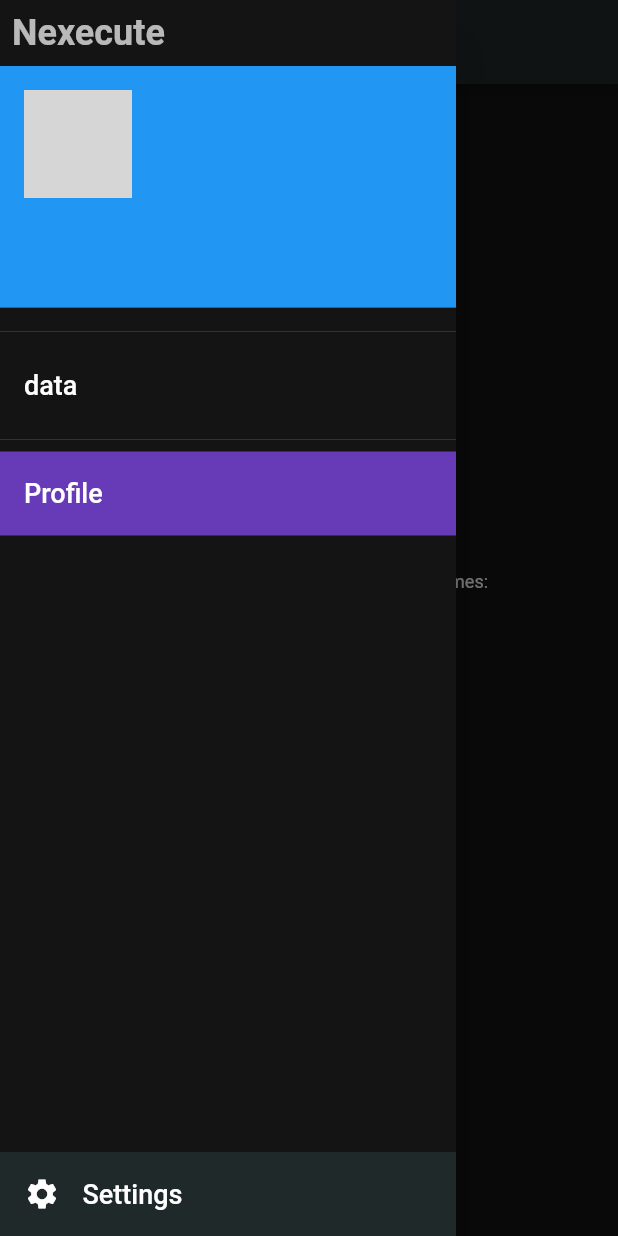
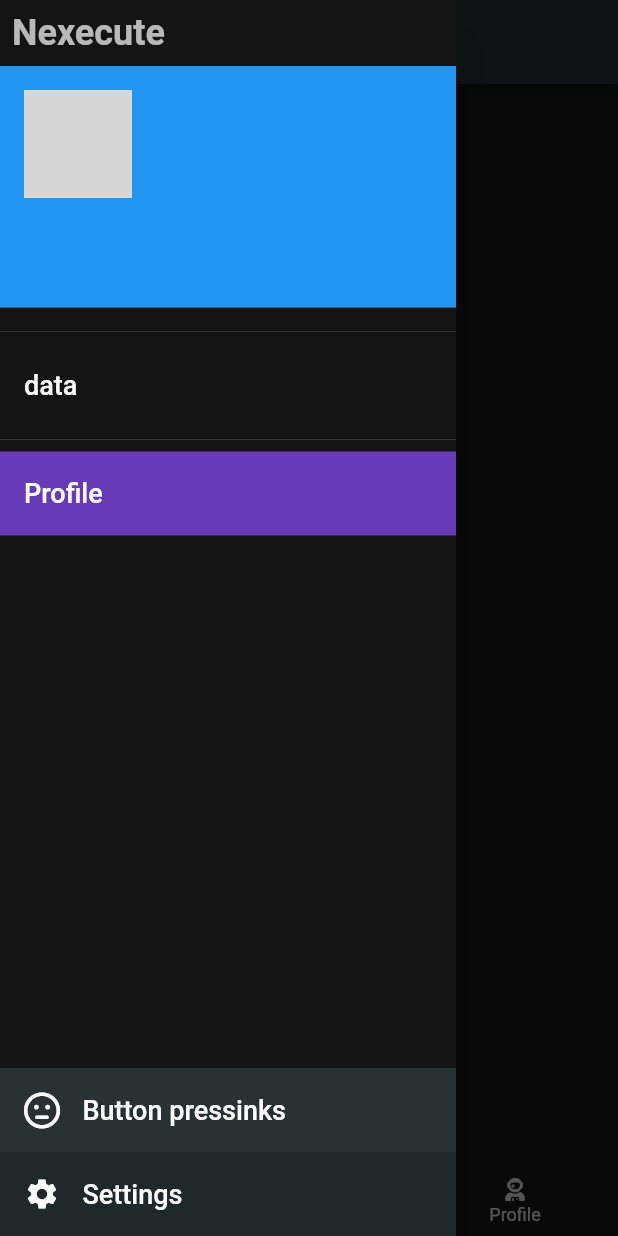
Before and after one commit to ninzqq/nexecute, a Flutter app: the screen it shows once a user with an empty profile is signed in, with the side drawer open, on a phone screen of 412 x 824 dp. Run offline on Flutter 3.47's test engine with Material 2 defaults, Android fonts, the phone set to English and light mode, and no system bars; our stand-ins replace cloud_firestore, firebase_auth, firebase_core, font_awesome_flutter, google_sign_in, rxdart; accounts and stored records are empty; network calls fail; grey boxes are pictures that could not be loaded.

Commit message:
PageView refactor
- PageView added and working on homescreen with bottomNavBar.
- Moved CountPage access to MainDrawer and refactored the countPage with its own Scaffold

```diff
--- a/nexecute/lib/count/countpage.dart
+++ b/nexecute/lib/count/countpage.dart
@@ -8,7 +8,11 @@ class CountPage extends StatelessWidget {
   @override
   Widget build(BuildContext context) {
     Count count = Provider.of<Count>(context);
-    return Center(
+    return Scaffold(
+      appBar: AppBar(
+        title: const Text('Button pressinks'),
+      ),
+      body: Center(
         child: Column(
           mainAxisAlignment: MainAxisAlignment.center,
           children: [
@@ -20,15 +24,15 @@ class CountPage extends StatelessWidget {
               ),
             ),
             Padding(
-            padding: const EdgeInsets.all(8.0),
+              padding: const EdgeInsets.all(10),
               child: Text(count.count.toString(),
                   style: Theme.of(context).textTheme.headline1),
             ),
             Padding(
               padding: const EdgeInsets.only(top: 100),
               child: SizedBox(
-              width: 100,
-              height: 100,
+                width: 120,
+                height: 120,
                 child: FittedBox(
                   child: FloatingActionButton(
                     onPressed: FirestoreService().updateUserPressCount,
@@ -41,6 +45,7 @@ class CountPage extends StatelessWidget {
             )
           ],
         ),
+      ),
     );
   }
 }
--- a/nexecute/lib/home/home.dart
+++ b/nexecute/lib/home/home.dart
@@ -1,10 +1,19 @@
 import 'package:flutter/material.dart';
-import 'package:nexecute/count/countpage.dart';
+import 'package:font_awesome_flutter/font_awesome_flutter.dart';
 import 'package:nexecute/home/executepageview.dart';
 import 'package:nexecute/shared/shared.dart';
+import 'package:provider/provider.dart';
 
-class HomeScreen extends StatelessWidget {
+class HomeScreen extends StatefulWidget {
   const HomeScreen({Key? key}) : super(key: key);
+
+  @override
+  State<HomeScreen> createState() => _HomeScreenState();
+}
+
+class _HomeScreenState extends State<HomeScreen> {
+  int _selectedPage = 1;
+  final PageController _pageController = PageController(initialPage: 0);
 
   @override
   Widget build(BuildContext context) {
@@ -13,10 +22,61 @@ class HomeScreen extends StatelessWidget {
         title: const Text('Execs'),
       ),
       drawer: const MainDrawer(),
-      body: const CountPage(),
-      //bottomNavigationBar: const BottomNavBar(
-      //  pageIndex: 1,
-      //),
+      body: PageView(
+        controller: _pageController,
+        onPageChanged: (page) {
+          setState(() {
+            _selectedPage = page;
+          });
+        },
+        children: const [
+          Center(
+            child: Text('First'),
+          ),
+          Center(
+            child: Text('Second'),
+          ),
+          Center(
+            child: Text('Third'),
+          ),
+        ],
+      ),
+      bottomNavigationBar: SizedBox(
+        height: 46,
+        child: BottomNavigationBar(
+          currentIndex: _selectedPage,
+          selectedItemColor: const Color.fromARGB(255, 32, 160, 160),
+          items: const [
+            BottomNavigationBarItem(
+              icon: Icon(
+                FontAwesomeIcons.calendarDays,
+                size: 15,
+              ),
+              label: 'Calendar',
+            ),
+            BottomNavigationBarItem(
+              icon: Icon(
+                FontAwesomeIcons.listCheck,
+                size: 15,
+              ),
+              label: 'Execs',
+            ),
+            BottomNavigationBarItem(
+              icon: Icon(
+                FontAwesomeIcons.userAstronaut,
+                size: 15,
+              ),
+              label: 'Profile',
+            ),
+          ],
+          onTap: (int idx) {
+            setState(() {
+              _selectedPage = idx;
+            });
+            _pageController.jumpToPage(idx);
+          },
+        ),
+      ),
     );
   }
 }
--- a/nexecute/lib/routes.dart
+++ b/nexecute/lib/routes.dart
@@ -1,3 +1,4 @@
+import 'package:nexecute/count/countpage.dart';
 import 'package:nexecute/home/home.dart';
 import 'package:nexecute/loadingscreen/loadingscreen.dart';
 import 'package:nexecute/profile/profile.dart';
@@ -6,4 +7,5 @@ var appRoutes = {
   "/": (context) => const LoadingScreen(),
   "/home": (context) => const HomeScreen(),
   "/profile": (context) => const ProfileScreen(),
+  "/count": (context) => const CountPage(),
 };
--- a/nexecute/lib/shared/drawer.dart
+++ b/nexecute/lib/shared/drawer.dart
@@ -1,5 +1,6 @@
 import 'package:flutter/material.dart';
 import 'package:nexecute/services/services.dart';
+import 'package:font_awesome_flutter/font_awesome_flutter.dart';
 
 class MainDrawer extends StatelessWidget {
   const MainDrawer({Key? key}) : super(key: key);
@@ -44,7 +45,25 @@ class MainDrawer extends StatelessWidget {
             Expanded(
               child: Align(
                 alignment: Alignment.bottomCenter,
-                child: ListTile(
+                child: Column(
+                  mainAxisAlignment: MainAxisAlignment.end,
+                  children: [
+                    ListTile(
+                      title: Row(
+                        children: const [
+                          Icon(FontAwesomeIcons.faceMeh),
+                          Padding(
+                            padding: EdgeInsets.only(left: 15),
+                            child: Text('Button pressinks'),
+                          )
+                        ],
+                      ),
+                      tileColor: const Color.fromARGB(255, 40, 50, 50),
+                      onTap: () {
+                        Navigator.pushNamed(context, '/count');
+                      },
+                    ),
+                    ListTile(
                       title: Row(
                         children: const [
                           Icon(Icons.settings),
@@ -56,6 +75,8 @@ class MainDrawer extends StatelessWidget {
                       ),
                       tileColor: const Color.fromARGB(255, 32, 41, 41),
                     ),
+                  ],
+                ),
               ),
             ),
           ],
--- a/nexecute/lib/themes.dart
+++ b/nexecute/lib/themes.dart
@@ -3,7 +3,7 @@ import 'package:flutter/material.dart';
 
 var appTheme = ThemeData(
   brightness: Brightness.dark,
-  primaryColor: Color.fromARGB(255, 32, 160, 160),
+  primaryColor: const Color.fromARGB(255, 32, 160, 160),
   canvasColor: const Color.fromARGB(255, 20, 20, 20),
   appBarTheme: const AppBarTheme(
     color: Color.fromARGB(255, 32, 41, 41),
```
Also changed, not shown: nexecute/lib/home/executepageview.dart (+5 -3 lines), nexecute/lib/shared/bottom_nav.dart (+5 -14 lines). Lines whose indentation alone changed are shown as unchanged.
